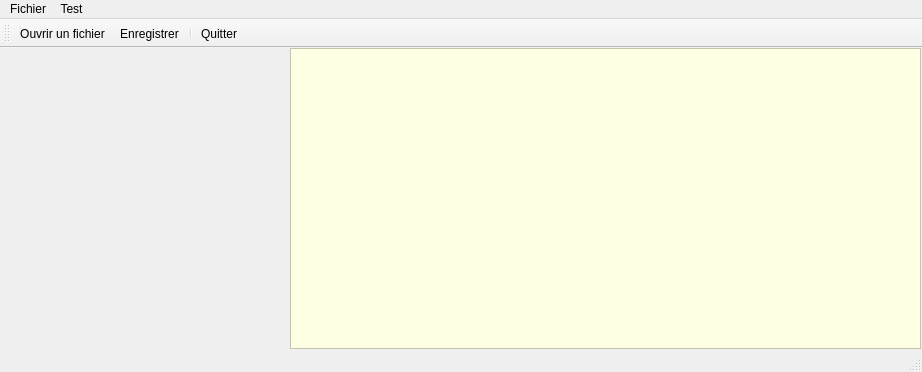
Above: Menu/mainwindow.ui from TheoMichaud/Apprendre_QT before the change. Below: the same form after it.
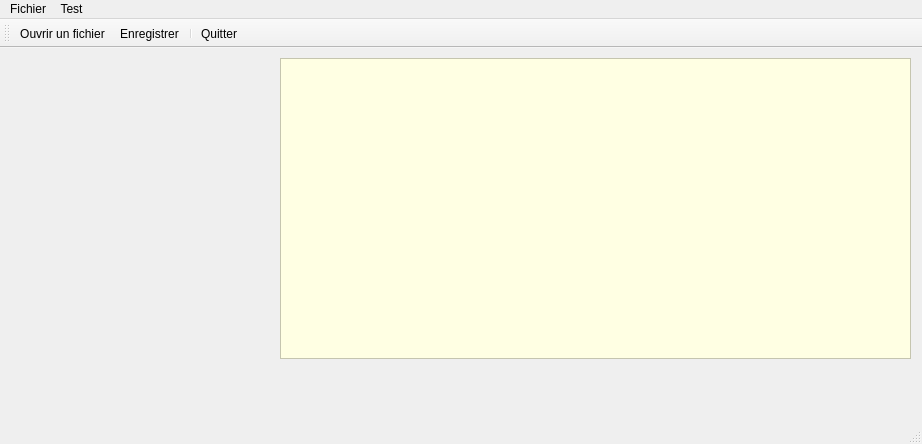
That is the form after the change. Icons and pictures are not drawn.

Commit message: Ouverture et affichage d'un fichier

Patch:
```diff
--- a/Menu/mainwindow.ui
+++ b/Menu/mainwindow.ui
@@ -7,7 +7,7 @@
     <x>0</x>
     <y>0</y>
     <width>922</width>
-    <height>372</height>
+    <height>444</height>
    </rect>
   </property>
   <property name="windowTitle">
@@ -17,12 +17,17 @@
    <widget class="QTextEdit" name="textLogActions">
     <property name="geometry">
      <rect>
-      <x>290</x>
-      <y>0</y>
+      <x>280</x>
+      <y>10</y>
       <width>631</width>
       <height>301</height>
      </rect>
     </property>
+    <property name="font">
+     <font>
+      <pointsize>11</pointsize>
+     </font>
+    </property>
     <property name="styleSheet">
      <string notr="true">background-color: rgb(255, 255, 227);</string>
     </property>
```
Left out of the diff: 4 changed lines with no effect on the pictures. The commit also changes 1 other file.
